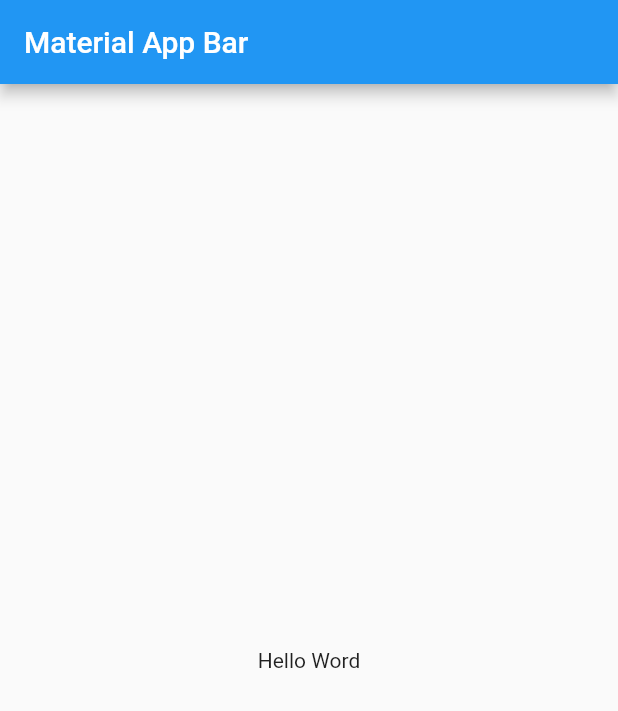
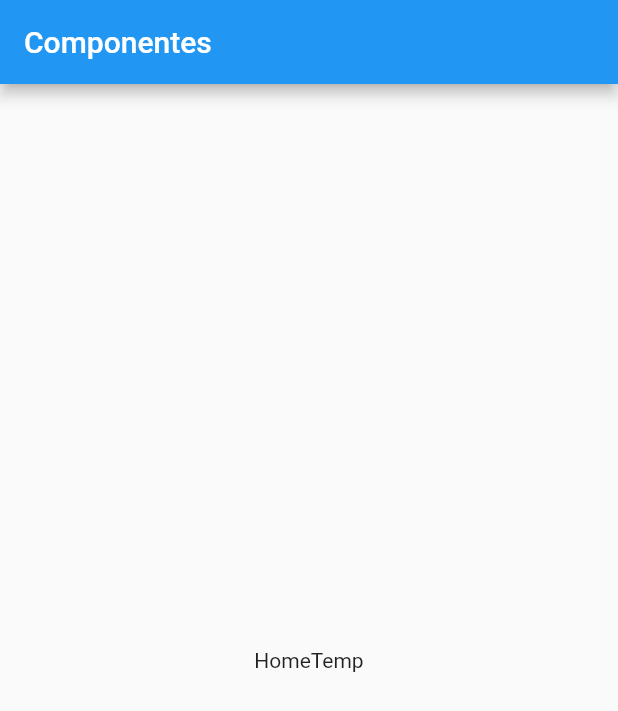
Before and after one commit to cursos/componentes, a Flutter app: the screen it shows after launch, on a phone screen of 412 x 824 dp. Shown: the top 711 px of the screen. Run offline on Flutter 3.47's test engine with Material 2 defaults, Android fonts, the phone set to English and light mode, and no system bars.

Commit message:
homepagetemp creation

```diff
--- a/lib/main.dart
+++ b/lib/main.dart
@@ -1,3 +1,4 @@
+import 'package:componentes/src/pages/home_page_temp.dart';
 import 'package:flutter/material.dart';
 
 void main() => runApp(const MyApp());
@@ -8,15 +9,12 @@ class MyApp extends StatelessWidget {
   @override
   Widget build(BuildContext context) {
     return MaterialApp(
-      title: 'Material App',
+      title: 'Componentes App',
       home: Scaffold(
-        appBar: AppBar(
-          title: const Text('Material App Bar'),
-        ),
-        body: const Center(
-          child: Text('Hello Word'),
-        ),
-      ),
+          appBar: AppBar(
+            title: const Text('Componentes'),
+          ),
+          body: HomePageTemp()),
     );
   }
 }
--- /dev/null
+++ b/lib/src/pages/home_page_temp.dart
@@ -0,0 +1,12 @@
+import 'package:flutter/material.dart';
+
+class HomePageTemp extends StatelessWidget {
+  const HomePageTemp({super.key});
+
+  @override
+  Widget build(BuildContext context) {
+    return Center(
+      child: Text('HomeTemp'),
+    );
+  }
+}
```
